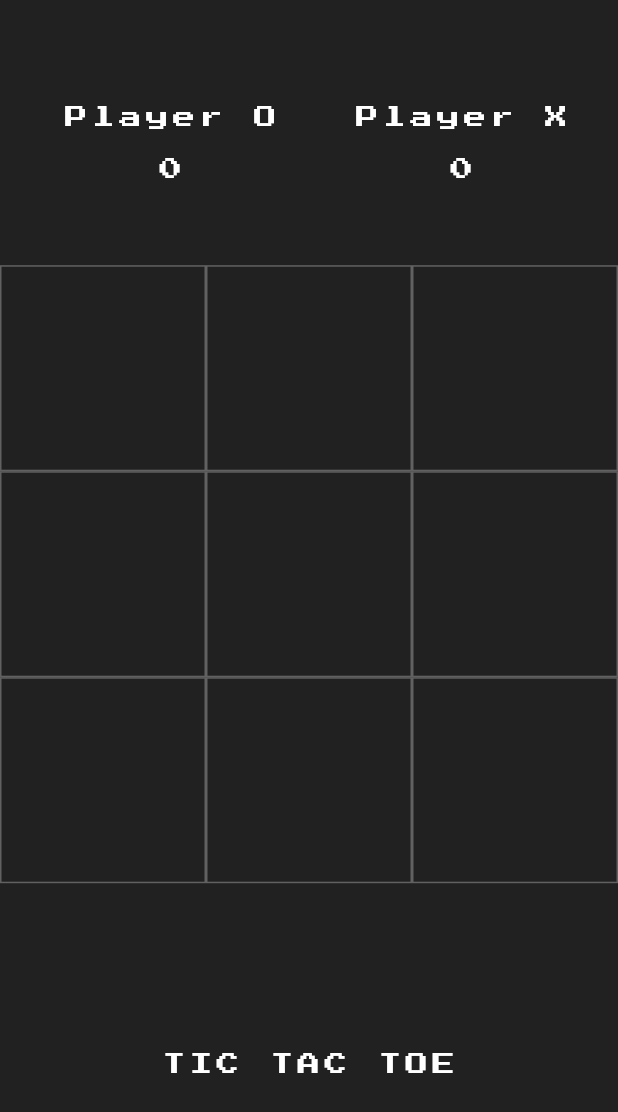
After one commit to cyberianzed/tictactoe, a Flutter app: the HomePage screen opened directly, on a phone screen of 412 x 824 dp. The commit adds this screen. Shown: the top 1112 px of the screen. Run offline on Flutter 3.47's test engine with Material 2 defaults, Android fonts, the phone set to English and light mode, and no system bars; our stand-ins replace google_fonts.

Commit message:
homepage and app icon

```diff
--- /dev/null
+++ b/lib/homepage.dart
@@ -0,0 +1,219 @@
+import 'package:flutter/material.dart';
+import 'package:google_fonts/google_fonts.dart';
+
+class HomePage extends StatefulWidget {
+  @override
+  _HomePageState createState() => _HomePageState();
+}
+
+class _HomePageState extends State<HomePage> {
+  List<String> displayExOh = [
+    '',
+    '',
+    '',
+    '',
+    '',
+    '',
+    '',
+    '',
+    '',
+  ];
+
+  bool ohTurn = true; // the first player is O
+  var myTextStyle = TextStyle(color: Colors.white, fontSize: 30);
+  int ohScore = 0;
+  int exScore = 0;
+  int filledBoxes = 0;
+
+  static var myNewFontWhite = GoogleFonts.pressStart2P(
+      textStyle:
+          TextStyle(color: Colors.white, letterSpacing: 3, fontSize: 15));
+
+  @override
+  Widget build(BuildContext context) {
+    return Scaffold(
+      backgroundColor: Colors.grey[900],
+      body: Column(
+        children: <Widget>[
+          SizedBox(
+            height: 15,
+          ),
+          Expanded(
+            child: Container(
+              child: Row(
+                mainAxisAlignment: MainAxisAlignment.center,
+                children: <Widget>[
+                  Padding(
+                    padding: const EdgeInsets.all(30.0),
+                    child: Column(
+                      mainAxisAlignment: MainAxisAlignment.center,
+                      children: <Widget>[
+                        Text(
+                          'Player O',
+                          style: myNewFontWhite,
+                        ),
+                        SizedBox(
+                          height: 20,
+                        ),
+                        Text(
+                          ohScore.toString(),
+                          style: myNewFontWhite,
+                        ),
+                      ],
+                    ),
+                  ),
+                  Padding(
+                    padding: const EdgeInsets.all(20.0),
+                    child: Column(
+                      mainAxisAlignment: MainAxisAlignment.center,
+                      children: <Widget>[
+                        Text(
+                          'Player X',
+                          style: myNewFontWhite,
+                        ),
+                        SizedBox(
+                          height: 20,
+                        ),
+                        Text(
+                          exScore.toString(),
+                          style: myNewFontWhite,
+                        ),
+                      ],
+                    ),
+                  ),
+                ],
+              ),
+            ),
+          ),
+          Expanded(
+            flex: 3,
+            child: GridView.builder(
+                itemCount: 9,
+                gridDelegate: SliverGridDelegateWithFixedCrossAxisCount(
+                    crossAxisCount: 3),
+                itemBuilder: (BuildContext context, int index) {
+                  return GestureDetector(
+                    onTap: () {
+                      _tapped(index);
+                    },
+                    child: Container(
+                      decoration: BoxDecoration(
+                          border: Border.all(color: Colors.grey[700])),
+                      child: Center(
+                        child: Text(
+                          displayExOh[index],
+                          style: TextStyle(color: Colors.white, fontSize: 40),
+                        ),
+                      ),
+                    ),
+                  );
+                }),
+          ),
+          Expanded(
+            child: Container(
+              child: Center(
+                child: Column(
+                  children: <Widget>[
+                    SizedBox(
+                      height: 40,
+                    ),
+                    Text(
+                      'TIC TAC TOE',
+                      style: myNewFontWhite,
+                    ),
+                  ],
+                ),
+              ),
+            ),
+          ),
+        ],
+      ),
+    );
+  }
+
+  void _tapped(int index) {
+    setState(() {
+      if (ohTurn && displayExOh[index] == '') {
+        displayExOh[index] = 'o';
+        filledBoxes += 1;
+      } else if (!ohTurn && displayExOh[index] == '') {
+        displayExOh[index] = 'x';
+        filledBoxes += 1;
+      }
+
+      ohTurn = !ohTurn;
+      _checkWinner();
+    });
+  }
+
+  void _checkWinner() {
+    // checks 1st row
+    if (displayExOh[0] == displayExOh[1] &&
+        displayExOh[0] == displayExOh[2] &&
+        displayExOh[0] != '') {
+      _showWinDialog(displayExOh[0]);
+    }
+
+    // checks 2nd row
+    if (displayExOh[3] == displayExOh[4] &&
+        displayExOh[3] == displayExOh[5] &&
+        displayExOh[3] != '') {
+      _showWinDialog(displayExOh[3]);
+    }
+
+    // checks 3rd row
+    if (displayExOh[6] == displayExOh[7] &&
+        displayExOh[6] == displayExOh[8] &&
+        displayExOh[6] != '') {
+      _showWinDialog(displayExOh[6]);
+    }
+
+    // checks 1st column
+    if (displayExOh[0] == displayExOh[3] &&
+        displayExOh[0] == displayExOh[6] &&
+        displayExOh[0] != '') {
+      _showWinDialog(displayExOh[0]);
+    }
+
+    // checks 2nd column
+    if (displayExOh[1] == displayExOh[4] &&
+        displayExOh[1] == displayExOh[7] &&
+        displayExOh[1] != '') {
+      _showWinDialog(displayExOh[1]);
+    }
+
+    // checks 3rd column
+    if (displayExOh[2] == displayExOh[5] &&
+        displayExOh[2] == displayExOh[8] &&
+        displayExOh[2] != '') {
+      _showWinDialog(displayExOh[2]);
+    }
+
+    // checks diagonal
+    if (displayExOh[6] == displayExOh[4] &&
+        displayExOh[6] == displayExOh[2] &&
+        displayExOh[6] != '') {
+      _showWinDialog(displayExOh[6]);
+    }
+
+    // checks diagonal
+    if (displayExOh[0] == displayExOh[4] &&
+        displayExOh[0] == displayExOh[8] &&
+        displayExOh[0] != '') {
+      _showWinDialog(displayExOh[0]);
+    } else if (filledBoxes == 9) {
+      _showDrawDialog();
+    }
+  }
+
+  void _showDrawDialog() {
+
+  }
+
+  void _showWinDialog(String winner) {
+
+  }
+
+
+
+}
```
Also changed, not shown: lib/main.dart (+17 -1 lines), 10 other files.
